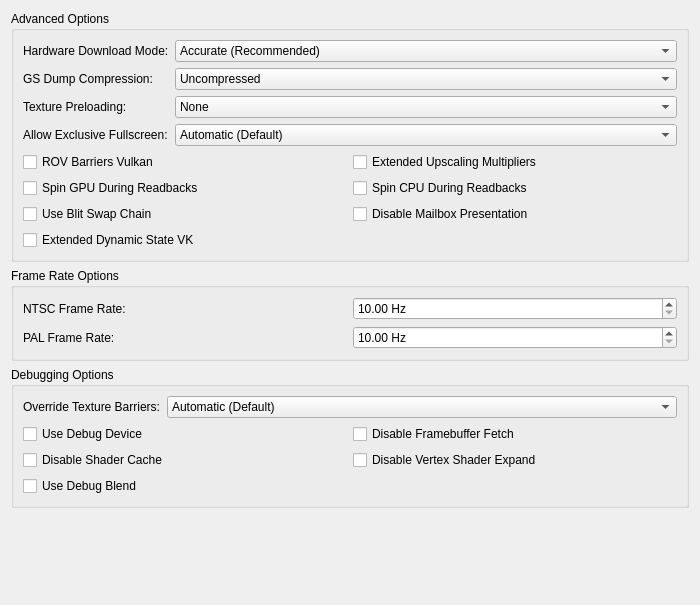
The window that pcsx2-qt/Settings/GraphicsAdvancedSettingsTab.ui (PCSX2/pcsx2) describes before a commit, drawn with Qt 5.
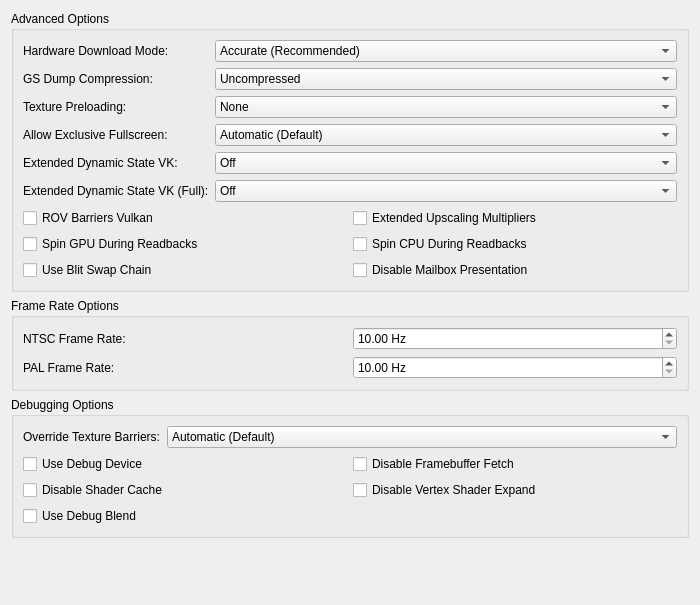
The same window after the commit.

Commit message:
GS:VK: Add setting to use EDS for all pipeline.
Workaround for Nvidia issues.

Patch:
```diff
--- a/pcsx2-qt/Settings/GraphicsAdvancedSettingsTab.ui
+++ b/pcsx2-qt/Settings/GraphicsAdvancedSettingsTab.ui
@@ -94,6 +94,59 @@
         </item>
        </widget>
       </item>
+      <item row="4" column="0">
+       <widget class="QLabel" name="edsVKLabel">
+        <property name="text">
+         <string>Extended Dynamic State VK:</string>
+        </property>
+        <property name="buddy">
+         <cstring>edsVK</cstring>
+        </property>
+       </widget>
+      </item>
+      <item row="4" column="1">
+       <widget class="QComboBox" name="edsVK">
+        <item>
+         <property name="text">
+          <string>Off</string>
+         </property>
+        </item>
+        <item>
+         <property name="text">
+          <string>Always</string>
+         </property>
+        </item>
+       </widget>
+      </item>
+      <item row="5" column="0">
+       <widget class="QLabel" name="edsVKFullLabel">
+        <property name="text">
+         <string>Extended Dynamic State VK (Full):</string>
+        </property>
+        <property name="buddy">
+         <cstring>edsFullVK</cstring>
+        </property>
+       </widget>
+      </item>
+      <item row="5" column="1">
+       <widget class="QComboBox" name="edsFullVK">
+        <item>
+         <property name="text">
+          <string>Off</string>
+         </property>
+        </item>
+        <item>
+         <property name="text">
+          <string>Auto</string>
+         </property>
+        </item>
+        <item>
+         <property name="text">
+          <string>Always</string>
+         </property>
+        </item>
+       </widget>
+      </item>
       <item row="10" column="0" colspan="2">
        <layout class="QGridLayout" name="advancedLayout">
         <item row="2" column="1">
@@ -138,16 +191,9 @@
           </property>
          </widget>
         </item>
-        <item row="4" column="0">
-         <widget class="QCheckBox" name="edsVK">
-          <property name="text">
-           <string>Extended Dynamic State VK</string>
-          </property>
-         </widget>
-        </item>
        </layout>
       </item>
-      <item row="6" column="0">
+      <item row="3" column="0">
        <widget class="QLabel" name="exclussiveFSLabel">
         <property name="text">
          <string>Allow Exclusive Fullscreen:</string>
@@ -157,7 +203,7 @@
         </property>
        </widget>
       </item>
-      <item row="6" column="1">
+      <item row="3" column="1">
        <widget class="QComboBox" name="exclusiveFullscreenControl">
         <item>
          <property name="text">
@@ -176,7 +222,7 @@
         </item>
        </widget>
       </item>
-      <item row="5" column="1">
+      <item row="2" column="1">
        <widget class="QComboBox" name="texturePreloading">
         <item>
          <property name="text">
@@ -195,7 +241,7 @@
         </item>
        </widget>
       </item>
-      <item row="5" column="0">
+      <item row="2" column="0">
        <widget class="QLabel" name="label">
         <property name="text">
          <string>Texture Preloading:</string>
```
The commit also changes 6 other files.
